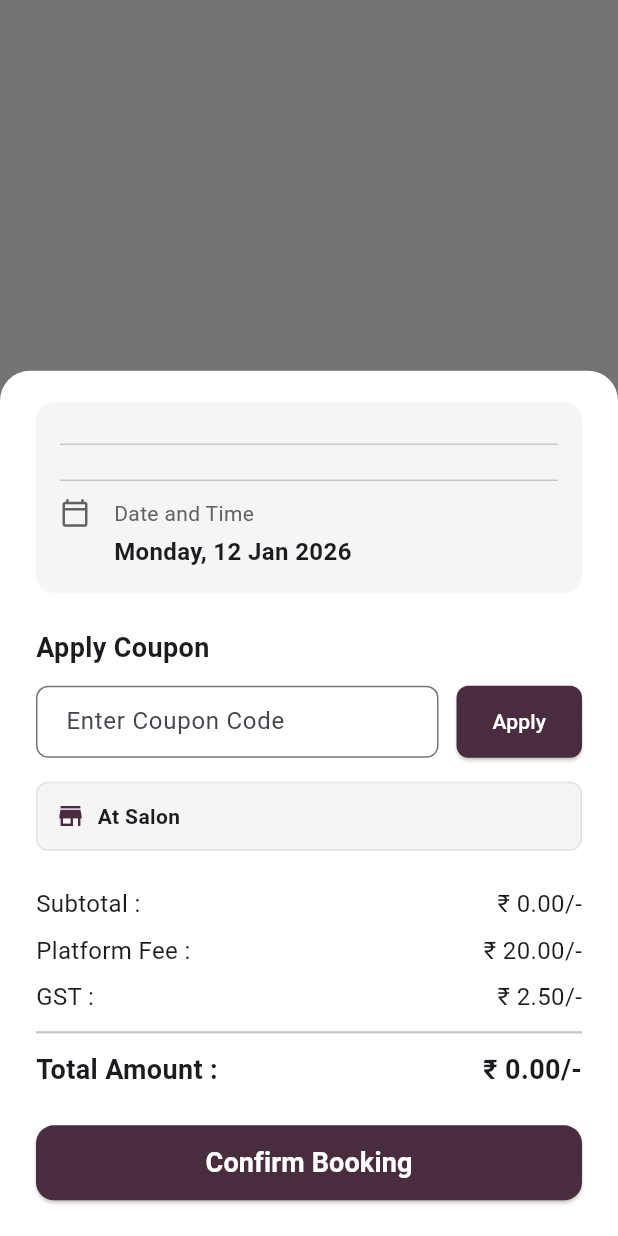
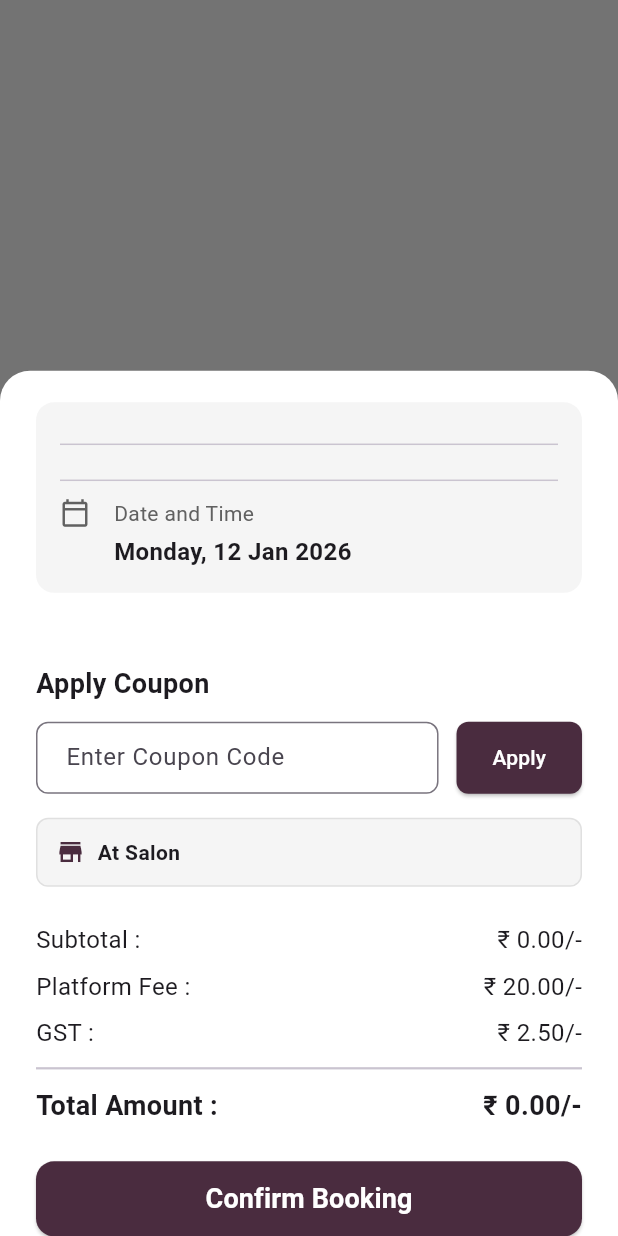
Before and after one commit to paarshinfotech/Glowvitasalon_App_Repo, a Flutter app: what showBookingConfirmation() shows on an empty page, opened directly with empty values, scrolled down 56 dp, on a phone screen of 412 x 824 dp. Run offline on Flutter 3.47's test engine with Material 3 defaults, Android fonts, the phone set to English and light mode, and no system bars; our stand-ins replace flutter_dotenv, font_awesome_flutter, geocoding, geolocator, google_maps_flutter, shared_preferences and 1 more; accounts and stored records are empty; network calls fail.

Commit message:
implement : vendors offer

```diff
--- a/lib/controller/salon_details_controller.dart
+++ b/lib/controller/salon_details_controller.dart
@@ -2,6 +2,7 @@ import 'package:flutter/material.dart';
 import 'dart:async';
 
 import 'package:glow_vita_salon/model/product.dart';
+import 'package:glow_vita_salon/model/offer.dart';
 import 'package:glow_vita_salon/model/salon.dart';
 import 'package:glow_vita_salon/model/service.dart';
 import 'package:glow_vita_salon/model/specialist.dart';
@@ -110,6 +111,16 @@ class SalonDetailsController extends ChangeNotifier {
   PaymentMethod? _paymentMethod;
   PaymentMethod? get paymentMethod => _paymentMethod;
 
+  // Offers
+  List<Offer> _availableOffers = [];
+  List<Offer> get availableOffers => _availableOffers;
+
+  Offer? _appliedOffer;
+  Offer? get appliedOffer => _appliedOffer;
+
+  String? _couponError;
+  String? get couponError => _couponError;
+
   // Address fields for wedding/home service
   String? _userAddress;
   String? get userAddress => _userAddress;
@@ -154,6 +165,10 @@ class SalonDetailsController extends ChangeNotifier {
       print(
         'Fetched vendor: ${vendor.businessName}, Gallery count: ${vendor.gallery.length}',
       );
+
+      // Fetch offers
+      _availableOffers = await ApiService.getVendorOffers(salon.id);
+      print('Fetched ${_availableOffers.length} offers for this salon');
 
       _fetchedSalon = Salon.fromVendor(vendor);
 
@@ -548,6 +563,43 @@ class SalonDetailsController extends ChangeNotifier {
     notifyListeners();
   }
 
+  void applyCoupon(String code) {
+    _couponError = null;
+    _appliedOffer = null; // Reset first
+
+    if (code.isEmpty) {
+      notifyListeners();
+      return;
+    }
+
+    final offerIndex = _availableOffers.indexWhere((o) => o.code == code);
+
+    if (offerIndex == -1) {
+      _couponError = 'Invalid coupon code';
+      notifyListeners();
+      return;
+    }
+
+    final offer = _availableOffers[offerIndex];
+
+    // Validate expiry
+    if (offer.expires != null && DateTime.now().isAfter(offer.expires!)) {
+      _couponError = 'Coupon expired';
+      notifyListeners();
+      return;
+    }
+
+    // You could check applicableServices if needed, but for now applying broadly or as per requirement
+    _appliedOffer = offer;
+    notifyListeners();
+  }
+
+  void removeCoupon() {
+    _appliedOffer = null;
+    _couponError = null;
+    notifyListeners();
+  }
+
   double get totalAmount {
     final services = selectedServices;
     final subtotal = services.fold<double>(
@@ -563,7 +615,28 @@ class SalonDetailsController extends ChangeNotifier {
 
     const platformFee = 20.0;
     const gst = 2.50;
-    return subtotal + platformFee + gst;
+    var total = subtotal + platformFee + gst;
+
+    if (_appliedOffer != null) {
+      double discount = 0;
+      if (_appliedOffer!.type.toLowerCase() == 'percentage') {
+        discount = (subtotal * _appliedOffer!.value) / 100;
+      } else {
+        discount = _appliedOffer!.value;
+      }
+      total -= discount;
+    }
+
+    return total < 0 ? 0 : total;
+  }
+
+  double get discountAmount {
+    if (_appliedOffer == null) return 0.0;
+    if (_appliedOffer!.type.toLowerCase() == 'percentage') {
+      return (subtotal * _appliedOffer!.value) / 100;
+    } else {
+      return _appliedOffer!.value;
+    }
   }
 
   double get subtotal {
@@ -694,6 +767,8 @@ class SalonDetailsController extends ChangeNotifier {
     _selectedServiceCategory = 'All Categories';
     _bookingPreference = BookingPreference.visitSalon;
     _numberOfPeople = 1;
+    _appliedOffer = null;
+    _couponError = null;
     notifyListeners();
   }
 }
--- /dev/null
+++ b/lib/model/offer.dart
@@ -0,0 +1,48 @@
+class Offer {
+  final String id;
+  final String code;
+  final String
+  type; // 'percentage' or 'flat' (assuming flat is possible based on naming)
+  final double value;
+  final String status;
+  final DateTime? startDate;
+  final DateTime? expires;
+  final List<String> applicableServices;
+  final List<String> applicableCategories;
+
+  Offer({
+    required this.id,
+    required this.code,
+    required this.type,
+    required this.value,
+    required this.status,
+    this.startDate,
+    this.expires,
+    this.applicableServices = const [],
+    this.applicableCategories = const [],
+  });
+
+  factory Offer.fromJson(Map<String, dynamic> json) {
+    return Offer(
+      id: json['_id'] ?? '',
+      code: json['code'] ?? '',
+      type: json['type'] ?? 'percentage',
+      value: (json['value'] is int)
+          ? (json['value'] as int).toDouble()
+          : (json['value'] as double? ?? 0.0),
+      status: json['status'] ?? 'Inactive',
+      startDate: json['startDate'] != null
+          ? DateTime.tryParse(json['startDate'])
+          : null,
+      expires: json['expires'] != null
+          ? DateTime.tryParse(json['expires'])
+          : null,
+      applicableServices: json['applicableServices'] != null
+          ? List<String>.from(json['applicableServices'])
+          : [],
+      applicableCategories: json['applicableServiceCategories'] != null
+          ? List<String>.from(json['applicableServiceCategories'])
+          : [],
+    );
+  }
+}
--- a/lib/view/widgets/salon_details/booking_dialogs.dart
+++ b/lib/view/widgets/salon_details/booking_dialogs.dart
@@ -3,6 +3,7 @@ import 'package:intl/intl.dart';
 import 'package:glow_vita_salon/controller/salon_details_controller.dart';
 import 'package:glow_vita_salon/view/map_picker_screen.dart';
 import 'package:glow_vita_salon/view/home.dart';
+import 'package:provider/provider.dart';
 
 class BookingDialogs {
   static void showLocationPreferenceDialog(
@@ -137,7 +138,9 @@ class BookingDialogs {
       context: context,
       isScrollControlled: true,
       backgroundColor: Colors.transparent,
-      builder: (context) => DraggableScrollableSheet(
+      builder: (context) => ChangeNotifierProvider.value(
+        value: controller,
+        child: DraggableScrollableSheet(
           initialChildSize: 0.7,
           minChildSize: 0.5,
           maxChildSize: 0.9,
@@ -156,7 +159,10 @@ class BookingDialogs {
                   const Center(
                     child: Text(
                       'Your Booking Details',
-                    style: TextStyle(fontSize: 20, fontWeight: FontWeight.bold),
+                      style: TextStyle(
+                        fontSize: 20,
+                        fontWeight: FontWeight.bold,
+                      ),
                     ),
                   ),
                   const SizedBox(height: 24),
@@ -220,43 +226,13 @@ class BookingDialogs {
                     ),
                   ),
                   const SizedBox(height: 24),
-                const Text(
-                  'Apply Coupon',
-                  style: TextStyle(fontSize: 18, fontWeight: FontWeight.bold),
-                ),
-                const SizedBox(height: 12),
-                Row(
-                  children: [
-                    Expanded(
-                      child: TextField(
-                        decoration: InputDecoration(
-                          hintText: 'Enter Coupon Code',
-                          border: OutlineInputBorder(
-                            borderRadius: BorderRadius.circular(8),
-                          ),
-                          contentPadding: const EdgeInsets.symmetric(
-                            horizontal: 16,
-                          ),
-                        ),
-                      ),
-                    ),
-                    const SizedBox(width: 12),
-                    ElevatedButton(
-                      onPressed: () {},
-                      style: ElevatedButton.styleFrom(
-                        backgroundColor: const Color(0xFF4A2C3F),
-                        foregroundColor: Colors.white,
-                        shape: RoundedRectangleBorder(
-                          borderRadius: BorderRadius.circular(8),
-                        ),
-                        padding: const EdgeInsets.symmetric(
-                          horizontal: 24,
-                          vertical: 14,
-                        ),
-                      ),
-                      child: const Text('Apply'),
-                    ),
-                  ],
+                  const SizedBox(height: 24),
+                  // Coupon Section
+                  // Coupon Section
+                  Consumer<SalonDetailsController>(
+                    builder: (context, c, _) {
+                      return _CouponSection(controller: c);
+                    },
                   ),
                   const SizedBox(height: 16),
 
@@ -343,6 +319,15 @@ class BookingDialogs {
                     _buildPriceRow('GST :', '₹ ${2.50.toStringAsFixed(2)}/-'),
                   ],
 
+                  if (controller.appliedOffer != null) ...[
+                    const SizedBox(height: 8),
+                    _buildPriceRow(
+                      'Discount :',
+                      '- ₹ ${controller.discountAmount.toStringAsFixed(2)}/-',
+                      color: Colors.green,
+                    ),
+                  ],
+
                   const Divider(height: 24, thickness: 1.5),
                   _buildPriceRow(
                     'Total Amount :',
@@ -365,10 +350,14 @@ class BookingDialogs {
                     ),
                     child: const Text(
                       'Confirm Booking',
-                    style: TextStyle(fontSize: 18, fontWeight: FontWeight.bold),
+                      style: TextStyle(
+                        fontSize: 18,
+                        fontWeight: FontWeight.bold,
+                      ),
                     ),
                   ),
                 ],
+              ),
             ),
           ),
         ),
@@ -662,6 +651,7 @@ class BookingDialogs {
     String title,
     String amount, {
     bool isTotal = false,
+    Color? color,
   }) {
     return Row(
       mainAxisAlignment: MainAxisAlignment.spaceBetween,
@@ -671,6 +661,7 @@ class BookingDialogs {
           style: TextStyle(
             fontSize: isTotal ? 18 : 16,
             fontWeight: isTotal ? FontWeight.bold : FontWeight.normal,
+            color: color,
           ),
         ),
         Text(
@@ -678,9 +669,158 @@ class BookingDialogs {
           style: TextStyle(
             fontSize: isTotal ? 18 : 16,
             fontWeight: isTotal ? FontWeight.bold : FontWeight.normal,
+            color: color,
           ),
         ),
       ],
     );
   }
 }
+
+class _CouponSection extends StatefulWidget {
+  final SalonDetailsController controller;
+  const _CouponSection({required this.controller});
+
+  @override
+  State<_CouponSection> createState() => _CouponSectionState();
+}
+
+class _CouponSectionState extends State<_CouponSection> {
+  late TextEditingController _textController;
+
+  @override
+  void initState() {
+    super.initState();
+    _textController = TextEditingController();
+  }
+
+  @override
+  void dispose() {
+    _textController.dispose();
+    super.dispose();
+  }
+
+  @override
+  Widget build(BuildContext context) {
+    final c = widget.controller;
+    return Column(
+      crossAxisAlignment: CrossAxisAlignment.start,
+      children: [
+        const Text(
+          'Apply Coupon',
+          style: TextStyle(fontSize: 18, fontWeight: FontWeight.bold),
+        ),
+        const SizedBox(height: 12),
+        if (c.appliedOffer != null)
+          Container(
+            padding: const EdgeInsets.all(12),
+            decoration: BoxDecoration(
+              color: Colors.green.withOpacity(0.1),
+              borderRadius: BorderRadius.circular(8),
+              border: Border.all(color: Colors.green),
+            ),
+            child: Row(
+              children: [
+                const Icon(Icons.check_circle, color: Colors.green, size: 20),
+                const SizedBox(width: 8),
+                Expanded(
+                  child: Column(
+                    crossAxisAlignment: CrossAxisAlignment.start,
+                    children: [
+                      Text(
+                        "'${c.appliedOffer!.code}' applied",
+                        style: const TextStyle(
+                          fontWeight: FontWeight.bold,
+                          color: Colors.green,
+                        ),
+                      ),
+                      Text(
+                        'You saved ₹${c.discountAmount.toStringAsFixed(2)}',
+                        style: const TextStyle(
+                          fontSize: 12,
+                          color: Colors.green,
+                        ),
+                      ),
+                    ],
+                  ),
+                ),
+                IconButton(
+                  icon: const Icon(Icons.close, color: Colors.grey, size: 20),
+                  onPressed: () {
+                    c.removeCoupon();
+                    _textController.clear();
+                  },
+                ),
+              ],
+            ),
+          )
+        else
+          Column(
+            crossAxisAlignment: CrossAxisAlignment.start,
+            children: [
+              Row(
+                children: [
+                  Expanded(
+                    child: TextField(
+                      controller: _textController,
+                      decoration: InputDecoration(
+                        hintText: 'Enter Coupon Code',
+                        errorText: c.couponError,
+                        border: OutlineInputBorder(
+                          borderRadius: BorderRadius.circular(8),
+                        ),
+                        contentPadding: const EdgeInsets.symmetric(
+                          horizontal: 16,
+                        ),
+                      ),
+                    ),
+                  ),
+                  const SizedBox(width: 12),
+                  ElevatedButton(
+                    onPressed: () {
+                      c.applyCoupon(_textController.text.trim());
+                    },
+                    style: ElevatedButton.styleFrom(
+                      backgroundColor: const Color(0xFF4A2C3F),
+                      foregroundColor: Colors.white,
+                      shape: RoundedRectangleBorder(
+                        borderRadius: BorderRadius.circular(8),
+                      ),
+                      padding: const EdgeInsets.symmetric(
+                        horizontal: 24,
+                        vertical: 14,
+                      ),
+                    ),
+                    child: const Text('Apply'),
+                  ),
+                ],
+              ),
+
+              // Available Offers List (Hint) - Populate TextField on Tap
+              if (c.availableOffers.isNotEmpty)
+                Padding(
+                  padding: const EdgeInsets.only(top: 8.0),
+                  child: Wrap(
+                    spacing: 8,
+                    children: c.availableOffers.map((offer) {
+                      return ActionChip(
+                        label: Text(offer.code),
+                        backgroundColor: Colors.orange.withOpacity(0.1),
+                        labelStyle: const TextStyle(
+                          color: Colors.orange,
+                          fontWeight: FontWeight.bold,
+                        ),
+                        onPressed: () {
+                          // Populate text field instead of auto-applying
+                          _textController.text = offer.code;
+                        },
+                      );
+                    }).toList(),
+                  ),
+                ),
+            ],
+          ),
+      ],
+    );
+  }
+}
```
Also changed, not shown: lib/services/api_service.dart (+21 -0 lines). Lines whose indentation alone changed are shown as unchanged.
